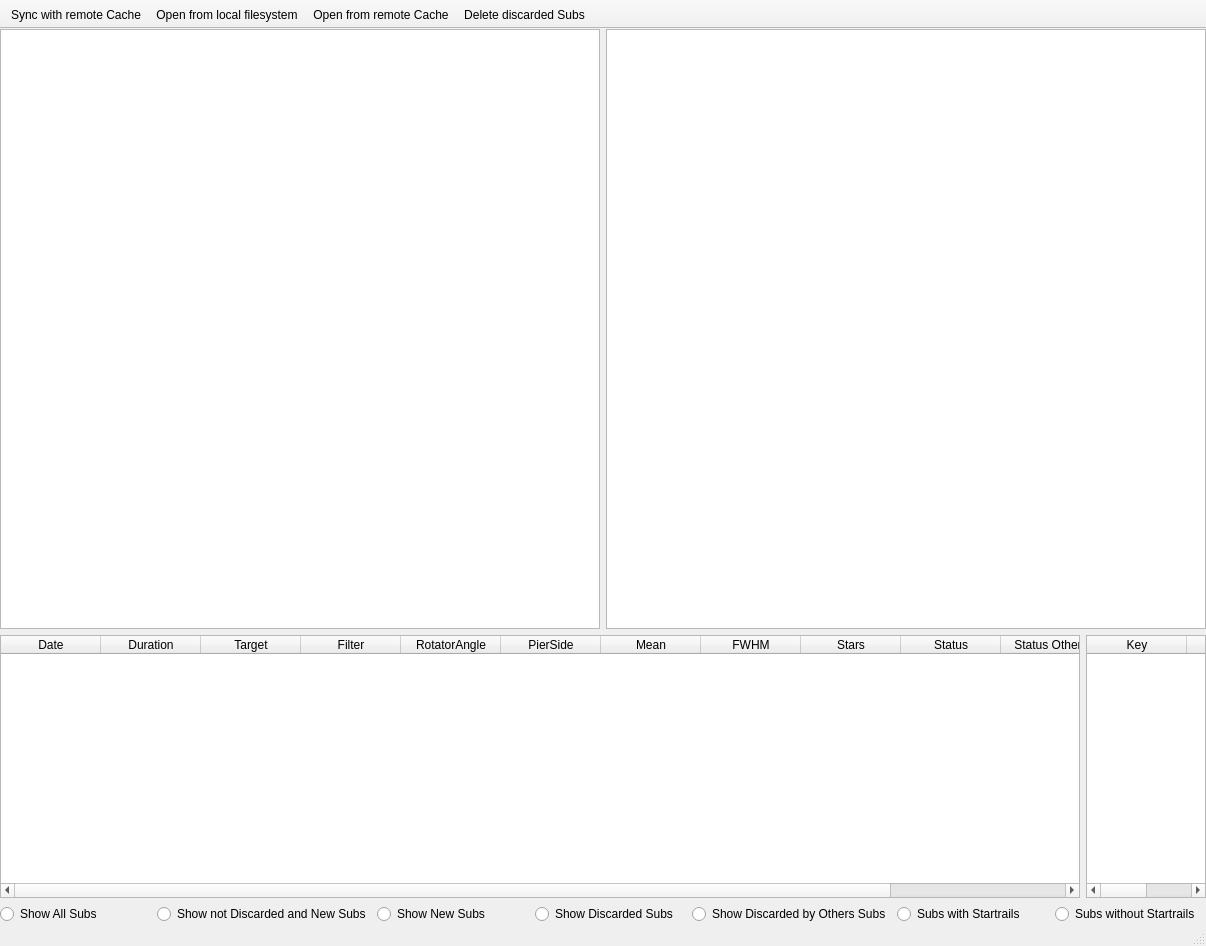
Before: the Qt Designer form mainWindow.ui in michael-ring/pyBlink, drawn with Qt 5.
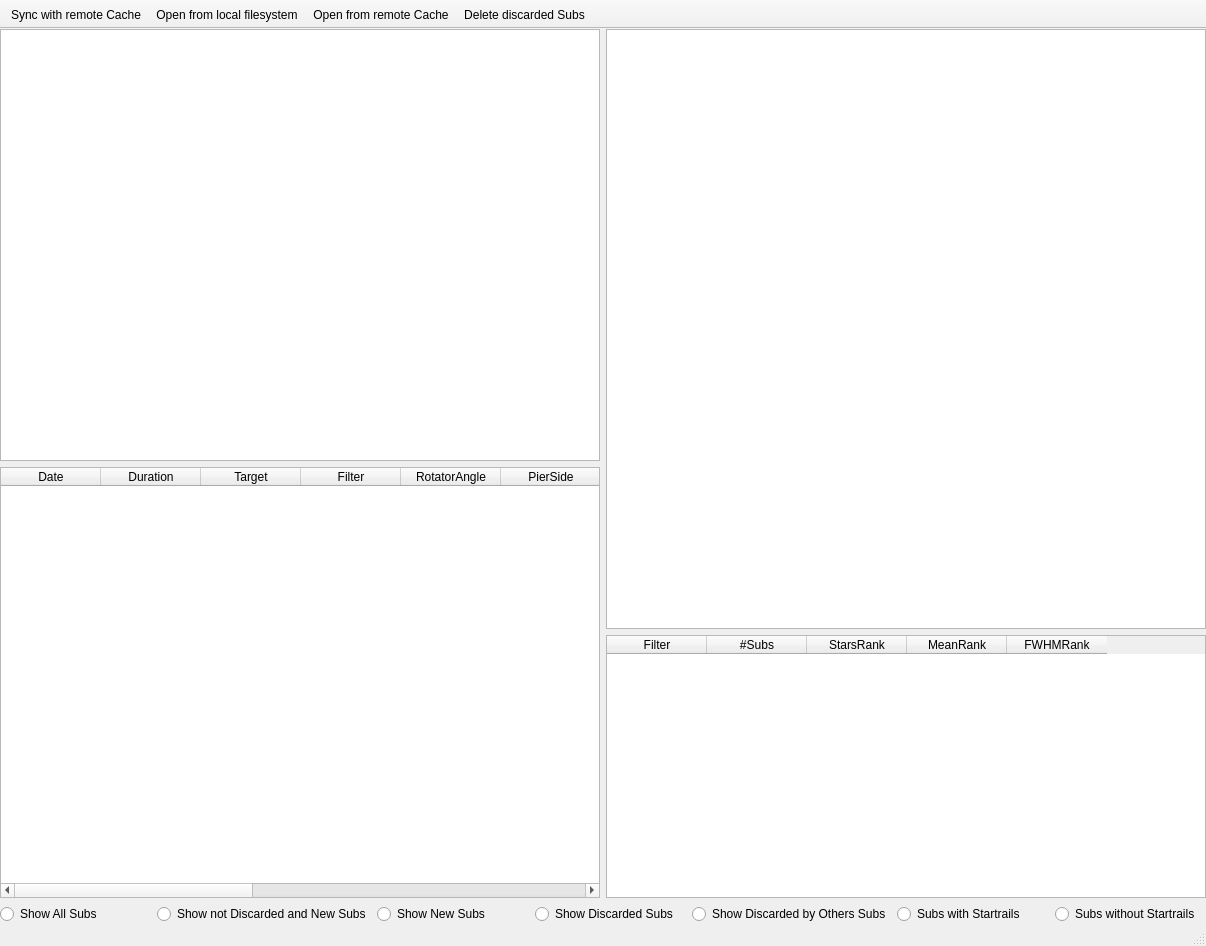
After: the same form once the commit is applied. Icons and pictures are not drawn.

Commit message: Added more Image Statistics

```diff
--- a/mainWindow.ui
+++ b/mainWindow.ui
@@ -43,25 +43,33 @@
      <number>0</number>
     </property>
     <item>
-     <layout class="QVBoxLayout" name="verticalLayout_2" stretch="0,0,0">
+     <layout class="QVBoxLayout" name="verticalLayout_2">
       <item>
-       <layout class="QHBoxLayout" name="horizontalImagesLayout" stretch="0,0">
+       <layout class="QHBoxLayout" name="imagesAndTablesHBox">
+        <property name="leftMargin">
+         <number>0</number>
+        </property>
+        <property name="topMargin">
+         <number>0</number>
+        </property>
+        <property name="rightMargin">
+         <number>0</number>
+        </property>
+        <property name="bottomMargin">
+         <number>0</number>
+        </property>
+        <item>
+         <layout class="QVBoxLayout" name="leftVBox">
         <item>
          <widget class="QGraphicsView" name="graphicsView">
           <property name="mouseTracking">
            <bool>true</bool>
           </property>
-         </widget>
-        </item>
-        <item>
-         <layout class="QVBoxLayout" name="verticalLayout" stretch="0">
-          <item alignment="Qt::AlignmentFlag::AlignTop">
-           <widget class="QGraphicsView" name="detailsView">
-            <property name="minimumSize">
-             <size>
-              <width>600</width>
-              <height>600</height>
-             </size>
+            <property name="sizePolicy">
+             <sizepolicy hsizetype="Expanding" vsizetype="Expanding">
+              <horstretch>0</horstretch>
+              <verstretch>0</verstretch>
+             </sizepolicy>
             </property>
             <property name="maximumSize">
              <size>
@@ -71,12 +79,6 @@
             </property>
            </widget>
           </item>
-         </layout>
-        </item>
-       </layout>
-      </item>
-      <item>
-       <layout class="QHBoxLayout" name="horizontaTableslLayout">
         <item>
          <widget class="QTableWidget" name="tableWidget">
           <property name="sizeAdjustPolicy">
@@ -162,22 +164,65 @@
           </column>
          </widget>
         </item>
+         </layout>
+        </item>
+        <item>
+         <layout class="QVBoxLayout" name="rightVBox">
+          <item>
+           <widget class="QGraphicsView" name="detailsView">
+            <property name="minimumSize">
+             <size>
+              <width>600</width>
+              <height>600</height>
+             </size>
+            </property>
+            <property name="maximumSize">
+             <size>
+              <width>600</width>
+              <height>600</height>
+             </size>
+            </property>
+           </widget>
+          </item>
         <item>
          <widget class="QTableWidget" name="overviewTableWidget">
+            <property name="sizePolicy">
+             <sizepolicy hsizetype="Preferred" vsizetype="Expanding">
+              <horstretch>0</horstretch>
+              <verstretch>0</verstretch>
+             </sizepolicy>
+            </property>
           <property name="editTriggers">
            <set>QAbstractItemView::EditTrigger::NoEditTriggers</set>
           </property>
           <column>
            <property name="text">
-            <string>Key</string>
+              <string>Filter</string>
            </property>
           </column>
           <column>
            <property name="text">
-            <string>Value</string>
+              <string>#Subs</string>
+             </property>
+            </column>
+            <column>
+             <property name="text">
+              <string>StarsRank</string>
+             </property>
+            </column>
+            <column>
+             <property name="text">
+              <string>MeanRank</string>
+             </property>
+            </column>
+            <column>
+             <property name="text">
+              <string>FWHMRank</string>
            </property>
           </column>
          </widget>
+          </item>
+         </layout>
         </item>
        </layout>
       </item>
```
Left out of the diff: 6 changed lines with no effect on the pictures. Lines whose indentation alone changed are shown as unchanged. The commit also changes 4 other files.
